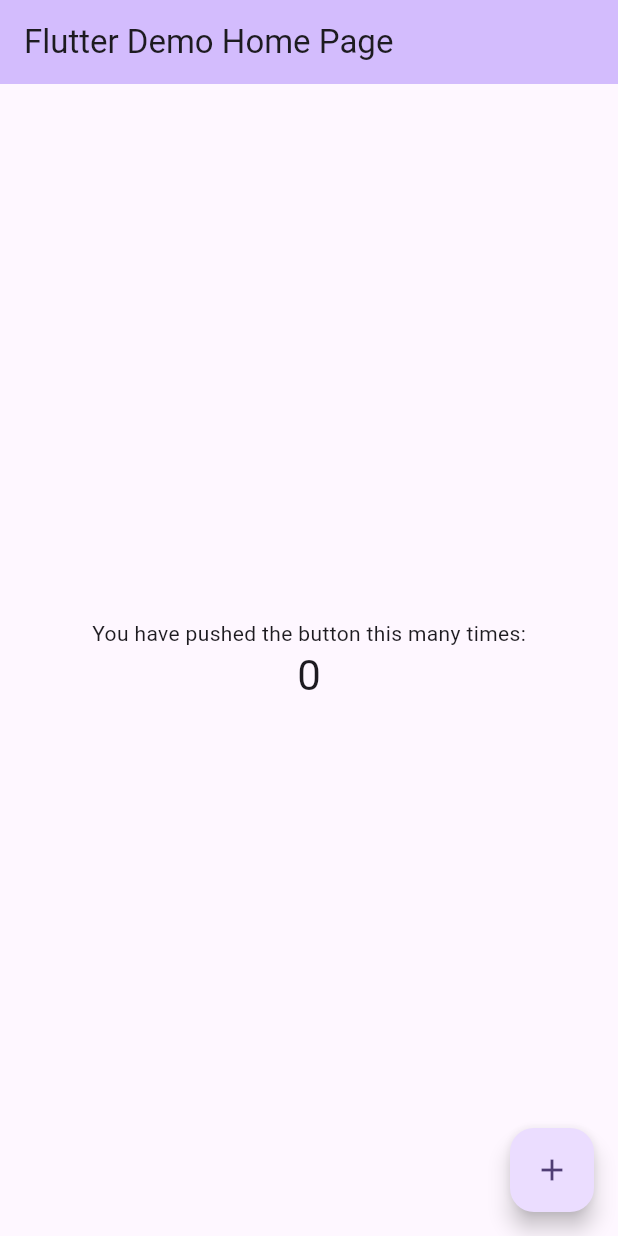
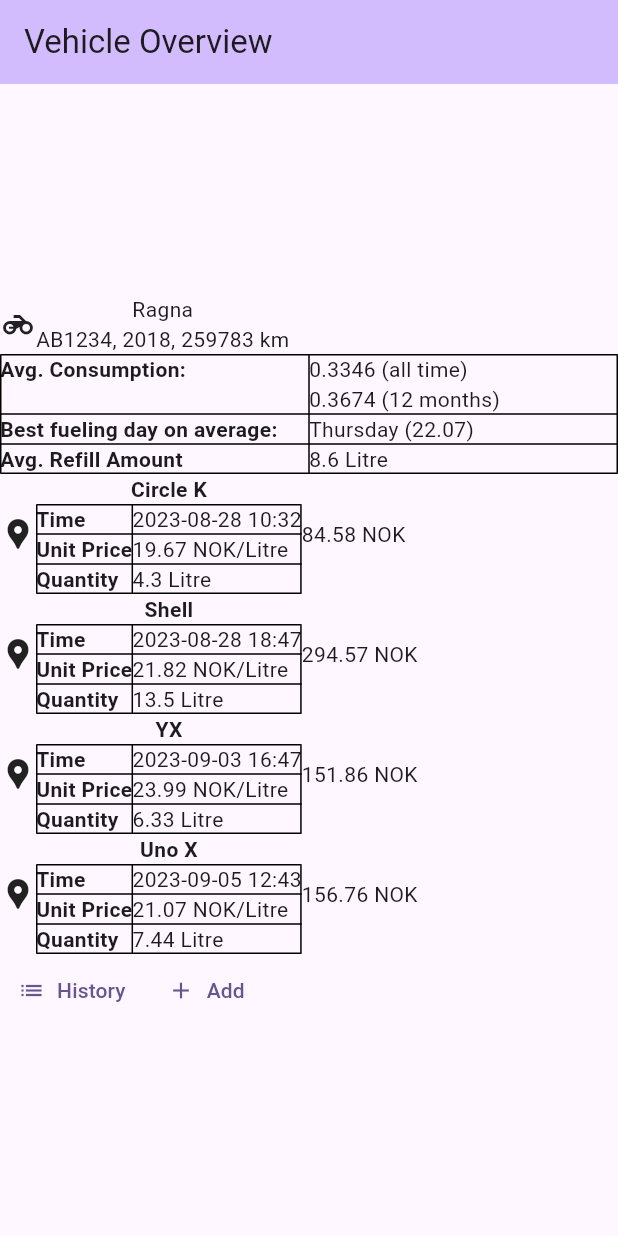
Before and after one commit to Dentsor/MotoLog, a Flutter app: the screen it shows after launch, on a phone screen of 412 x 824 dp. Run offline on Flutter 3.47's test engine with Material 2 defaults, Android fonts, the phone set to English and light mode, and no system bars.

Commit message:
Implement models and display static vehicle sample data

```diff
--- a/lib/main.dart
+++ b/lib/main.dart
@@ -1,125 +1,23 @@
 import 'package:flutter/material.dart';
+import 'package:motolog/pages/vehicle_overview.dart';
 
 void main() {
-  runApp(const MyApp());
+  runApp(const MotoLog());
 }
 
-class MyApp extends StatelessWidget {
-  const MyApp({super.key});
+class MotoLog extends StatelessWidget {
+  const MotoLog({super.key});
 
   // This widget is the root of your application.
   @override
   Widget build(BuildContext context) {
     return MaterialApp(
-      title: 'Flutter Demo',
+      title: 'MotoLog',
       theme: ThemeData(
-        // This is the theme of your application.
-        //
-        // TRY THIS: Try running your application with "flutter run". You'll see
-        // the application has a blue toolbar. Then, without quitting the app,
-        // try changing the seedColor in the colorScheme below to Colors.green
-        // and then invoke "hot reload" (save your changes or press the "hot
-        // reload" button in a Flutter-supported IDE, or press "r" if you used
-        // the command line to start the app).
-        //
-        // Notice that the counter didn't reset back to zero; the application
-        // state is not lost during the reload. To reset the state, use hot
-        // restart instead.
-        //
-        // This works for code too, not just values: Most code changes can be
-        // tested with just a hot reload.
         colorScheme: ColorScheme.fromSeed(seedColor: Colors.deepPurple),
         useMaterial3: true,
       ),
-      home: const MyHomePage(title: 'Flutter Demo Home Page'),
+      home: const VehicleOverviewPage(title: 'Vehicle Overview'),
     );
   }
 }
-
-class MyHomePage extends StatefulWidget {
-  const MyHomePage({super.key, required this.title});
-
-  // This widget is the home page of your application. It is stateful, meaning
-  // that it has a State object (defined below) that contains fields that affect
-  // how it looks.
-
-  // This class is the configuration for the state. It holds the values (in this
-  // case the title) provided by the parent (in this case the App widget) and
-  // used by the build method of the State. Fields in a Widget subclass are
-  // always marked "final".
-
-  final String title;
-
-  @override
-  State<MyHomePage> createState() => _MyHomePageState();
-}
-
-class _MyHomePageState extends State<MyHomePage> {
-  int _counter = 0;
-
-  void _incrementCounter() {
-    setState(() {
-      // This call to setState tells the Flutter framework that something has
-      // changed in this State, which causes it to rerun the build method below
-      // so that the display can reflect the updated values. If we changed
-      // _counter without calling setState(), then the build method would not be
-      // called again, and so nothing would appear to happen.
-      _counter++;
-    });
-  }
-
-  @override
-  Widget build(BuildContext context) {
-    // This method is rerun every time setState is called, for instance as done
-    // by the _incrementCounter method above.
-    //
-    // The Flutter framework has been optimized to make rerunning build methods
-    // fast, so that you can just rebuild anything that needs updating rather
-    // than having to individually change instances of widgets.
-    return Scaffold(
-      appBar: AppBar(
-        // TRY THIS: Try changing the color here to a specific color (to
-        // Colors.amber, perhaps?) and trigger a hot reload to see the AppBar
-        // change color while the other colors stay the same.
-        backgroundColor: Theme.of(context).colorScheme.inversePrimary,
-        // Here we take the value from the MyHomePage object that was created by
-        // the App.build method, and use it to set our appbar title.
-        title: Text(widget.title),
-      ),
-      body: Center(
-        // Center is a layout widget. It takes a single child and positions it
-        // in the middle of the parent.
-        child: Column(
-          // Column is also a layout widget. It takes a list of children and
-          // arranges them vertically. By default, it sizes itself to fit its
-          // children horizontally, and tries to be as tall as its parent.
-          //
-          // Column has various properties to control how it sizes itself and
-          // how it positions its children. Here we use mainAxisAlignment to
-          // center the children vertically; the main axis here is the vertical
-          // axis because Columns are vertical (the cross axis would be
-          // horizontal).
-          //
-          // TRY THIS: Invoke "debug painting" (choose the "Toggle Debug Paint"
-          // action in the IDE, or press "p" in the console), to see the
-          // wireframe for each widget.
-          mainAxisAlignment: MainAxisAlignment.center,
-          children: <Widget>[
-            const Text(
-              'You have pushed the button this many times:',
-            ),
-            Text(
-              '$_counter',
-              style: Theme.of(context).textTheme.headlineMedium,
-            ),
-          ],
-        ),
-      ),
-      floatingActionButton: FloatingActionButton(
-        onPressed: _incrementCounter,
-        tooltip: 'Increment',
-        child: const Icon(Icons.add),
-      ), // This trailing comma makes auto-formatting nicer for build methods.
-    );
-  }
-}
--- /dev/null
+++ b/lib/models/bike.dart
@@ -0,0 +1,17 @@
+class Bike {
+  String? name;
+  String? manufacturer;
+  String? model;
+  String? registration;
+  int? year;
+  int? mileage;
+
+  Bike(
+    String this.name,
+    String this.manufacturer,
+    String this.model,
+    String this.registration,
+    int this.year,
+    int this.mileage,
+  );
+}
--- /dev/null
+++ b/lib/models/fuel.dart
@@ -0,0 +1,17 @@
+class Fuel {
+  double? avgConsumptionAllTime;
+  double? avgConsumptionLately;
+  double? avgRefillAmount;
+  String? refillUnit;
+  String? avgBestRefuelDay;
+  double? avgBestRefuelPrice;
+
+  Fuel(
+    double this.avgConsumptionAllTime,
+    double this.avgConsumptionLately,
+    double this.avgRefillAmount,
+    String this.refillUnit,
+    String this.avgBestRefuelDay,
+    double this.avgBestRefuelPrice,
+  );
+}
--- /dev/null
+++ b/lib/models/refill.dart
@@ -0,0 +1,20 @@
+class Refill {
+  String? station;
+  String? datetime;
+  double? unitPrice;
+  double? quantity;
+  double? paid;
+  String? currency;
+  String? unit;
+
+  Refill(
+    String this.station,
+    String this.datetime,
+    double this.unitPrice,
+    double this.quantity,
+    String this.currency,
+    String this.unit,
+  ) {
+    paid = unitPrice! * quantity!;
+  }
+}
--- /dev/null
+++ b/lib/pages/add_refill.dart
@@ -0,0 +1,26 @@
+import 'package:flutter/material.dart';
+
+class AddRefillPage extends StatefulWidget {
+  const AddRefillPage({super.key, required this.title});
+
+  final String title;
+
+  @override
+  State<AddRefillPage> createState() => _AddRefillPageState();
+}
+
+class _AddRefillPageState extends State<AddRefillPage> {
+
+  @override
+  Widget build(BuildContext context) {
+    return Scaffold(
+      appBar: AppBar(
+        backgroundColor: Theme.of(context).colorScheme.primary,
+        title: Text(widget.title),
+      ),
+      body: const Center(
+        child: Text("Add page"),
+      ),
+    );
+  }
+}
--- /dev/null
+++ b/lib/pages/vehicle_overview.dart
@@ -0,0 +1,69 @@
+import 'package:flutter/material.dart';
+import 'package:motolog/models/bike.dart';
+import 'package:motolog/models/fuel.dart';
+import 'package:motolog/models/refill.dart';
+import 'package:motolog/pages/add_refill.dart';
+import 'package:motolog/widgets/consumption_widget.dart';
+import 'package:motolog/widgets/refill_widget.dart';
+import 'package:motolog/widgets/vehicle_card.dart';
+
+class VehicleOverviewPage extends StatefulWidget {
+  const VehicleOverviewPage({super.key, required this.title});
+
+  final String title;
+
+  @override
+  State<VehicleOverviewPage> createState() => _VehicleOverviewPageState();
+}
+
+class _VehicleOverviewPageState extends State<VehicleOverviewPage> {
+  var bike = Bike("Ragna", "BMW", "F650GS", "AB1234", 2018, 259783);
+  var fuel = Fuel(0.3346, 0.3674, 8.6, "Litre", "Thursday", 22.07);
+  var refills = <Refill>[
+    Refill("Circle K", "2023-08-28 10:32", 19.67, 4.3, "NOK", "Litre"),
+    Refill("Shell", "2023-08-28 18:47", 21.82, 13.5, "NOK", "Litre"),
+    Refill("YX", "2023-09-03 16:47", 23.99, 6.33, "NOK", "Litre"),
+    Refill("Uno X", "2023-09-05 12:43", 21.07, 7.44, "NOK", "Litre"),
+  ];
+
+  void onPressed() {
+    print("pressed");
+  }
+
+  void onClicked() {
+    print("clicked");
+    Navigator.push(context, MaterialPageRoute(builder: (context) => AddRefillPage(title: widget.title)));
+  }
+
+  @override
+  Widget build(BuildContext context) {
+    return Scaffold(
+      appBar: AppBar(
+        backgroundColor: Theme.of(context).colorScheme.inversePrimary,
+        title: Text(widget.title),
+      ),
+      body: Center(
+        child: Column(
+          mainAxisAlignment: MainAxisAlignment.center,
+          children: <Widget>[
+            VehicleCard(bikeData: bike),
+            ConsumptionWidget(fuelData: fuel),
+            RefillsWidget(refillData: refills),
+            Row(children: [
+              TextButton.icon(
+                onPressed: onPressed,
+                icon: const Icon(Icons.list),
+                label: const Text("History"),
+              ),
+              TextButton.icon(
+                onPressed: onClicked,
+                icon: const Icon(Icons.add),
+                label: const Text("Add"),
+              ),
+            ]),
+          ],
+        ),
+      ),
+    );
+  }
+}
--- /dev/null
+++ b/lib/widgets/consumption_widget.dart
@@ -0,0 +1,49 @@
+import 'package:flutter/material.dart';
+import 'package:motolog/models/fuel.dart';
+
+class ConsumptionWidget extends StatelessWidget {
+  const ConsumptionWidget({
+    super.key,
+    required this.fuelData,
+  });
+
+  final Fuel fuelData;
+
+  @override
+  Widget build(BuildContext context) {
+    var fuelRows = <TableRow>[
+      TableRow(children: [
+        const Text(
+          "Avg. Consumption:",
+          style: TextStyle(fontWeight: FontWeight.bold),
+        ),
+        Column(
+          crossAxisAlignment: CrossAxisAlignment.start,
+          children: [
+            Text("${fuelData.avgConsumptionAllTime} (all time)"),
+            Text("${fuelData.avgConsumptionLately} (12 months)"),
+          ],
+        ),
+      ]),
+      TableRow(children: [
+        const Text(
+          "Best fueling day on average:",
+          style: TextStyle(fontWeight: FontWeight.bold),
+        ),
+        Text("${fuelData.avgBestRefuelDay} (${fuelData.avgBestRefuelPrice})")
+      ]),
+      TableRow(children: [
+        const Text(
+          "Avg. Refill Amount",
+          style: TextStyle(fontWeight: FontWeight.bold),
+        ),
+        Text("${fuelData.avgRefillAmount} ${fuelData.refillUnit}"),
+      ]),
+    ];
+
+    return Table(
+      border: TableBorder.all(),
+      children: fuelRows,
+    );
+  }
+}
--- /dev/null
+++ b/lib/widgets/refill_widget.dart
@@ -0,0 +1,59 @@
+import 'package:flutter/material.dart';
+import 'package:motolog/models/refill.dart';
+
+class RefillsWidget extends StatelessWidget {
+  const RefillsWidget({
+    super.key,
+    required this.refillData,
+  });
+
+  final List<Refill> refillData;
+
+  @override
+  Widget build(BuildContext context) {
+    var refillRows = <TableRow>[];
+    for (Refill entry in refillData) {
+      var t = TableRow(children: [
+        Row(children: [
+          const Icon(Icons.location_pin),
+          Column(children: [
+            Text(
+              "${entry.station}",
+              style: const TextStyle(fontWeight: FontWeight.bold),
+            ),
+            Table(
+              border: TableBorder.all(),
+              children: [
+                TableRow(children: [
+                  const Text(
+                    "Time",
+                    style: TextStyle(fontWeight: FontWeight.bold),
+                  ),
+                  Text("${entry.datetime}"),
+                ]),
+                TableRow(children: [
+                  const Text(
+                    "Unit Price",
+                    style: TextStyle(fontWeight: FontWeight.bold),
+                  ),
+                  Text("${entry.unitPrice} ${entry.currency}/${entry.unit}"),
+                ]),
+                TableRow(children: [
+                  const Text(
+                    "Quantity",
+                    style: TextStyle(fontWeight: FontWeight.bold),
+                  ),
+                  Text("${entry.quantity} ${entry.unit}"),
+                ]),
+              ],
+              defaultColumnWidth: const IntrinsicColumnWidth(),
+            ),
+          ]),
+          Text("${entry.paid?.toStringAsFixed(2)} ${entry.currency}"),
+        ])
+      ]);
+      refillRows.add(t);
+    }
+    return Table(children: refillRows);
+  }
+}
--- /dev/null
+++ b/lib/widgets/vehicle_card.dart
@@ -0,0 +1,28 @@
+import 'package:flutter/material.dart';
+import 'package:motolog/models/bike.dart';
+
+class VehicleCard extends StatelessWidget {
+  const VehicleCard({
+    super.key,
+    required this.bikeData,
+  });
+
+  final Bike bikeData;
+
+  @override
+  Widget build(BuildContext context) {
+    return Row(
+      children: <Widget>[
+        const Icon(Icons.motorcycle),
+        Column(
+          children: <Widget>[
+            Text("${bikeData.name}"),
+            Text(
+              "${bikeData.registration}, ${bikeData.year}, ${bikeData.mileage} km",
+            ),
+          ],
+        ),
+      ],
+    );
+  }
+}
```
Also changed, not shown: 1 other file.
